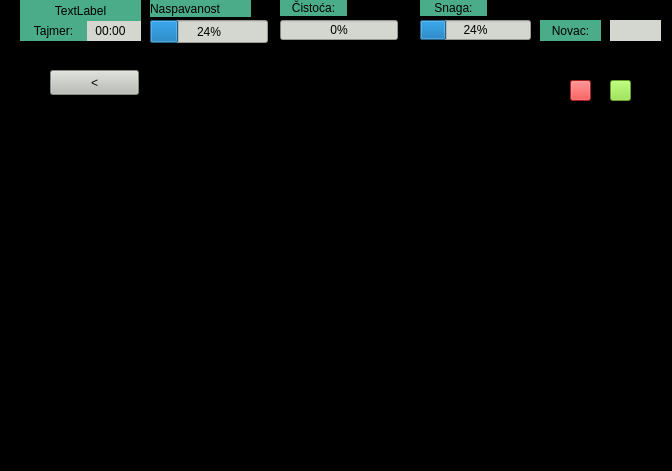
Old version of the form Ljubimac/mainwindow.ui in the repository MATF-RS19/RS030-ljubimac.
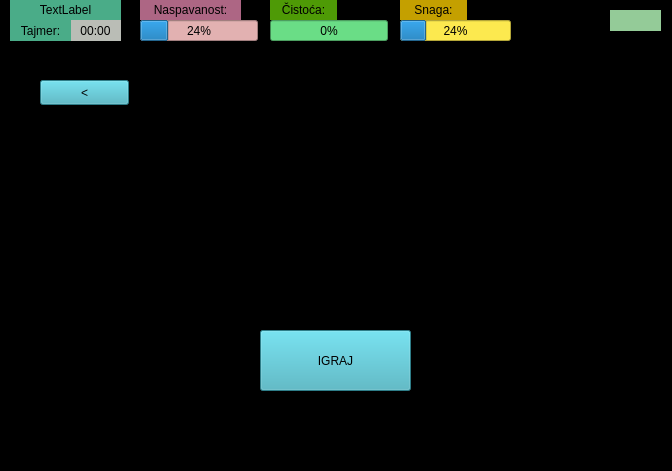
New version of the form. Icons and pictures are not drawn.

```diff
--- a/Ljubimac/mainwindow.ui
+++ b/Ljubimac/mainwindow.ui
@@ -22,15 +22,15 @@
      <rect>
       <x>0</x>
       <y>50</y>
-      <width>671</width>
-      <height>391</height>
+      <width>681</width>
+      <height>411</height>
      </rect>
     </property>
     <property name="styleSheet">
      <string notr="true"/>
     </property>
     <property name="currentIndex">
-     <number>6</number>
+     <number>11</number>
     </property>
     <widget class="QWidget" name="page_kuhinja">
      <property name="styleSheet">
@@ -2558,21 +2558,76 @@
       </property>
      </widget>
     </widget>
+    <widget class="QWidget" name="page_igra3_ulaz">
+     <widget class="QPushButton" name="bt_igraj_3">
+      <property name="geometry">
+       <rect>
+        <x>260</x>
+        <y>280</y>
+        <width>151</width>
+        <height>61</height>
+       </rect>
+      </property>
+      <property name="styleSheet">
+       <string notr="true">background-color: rgb(64, 175, 191);
+font: 75 italic 15pt &quot;Ubuntu Mono&quot;;</string>
+      </property>
+      <property name="text">
+       <string>IGRAJ</string>
+      </property>
+     </widget>
+     <widget class="QPushButton" name="bt_nazad_igra3_ulaz">
+      <property name="geometry">
+       <rect>
+        <x>40</x>
+        <y>30</y>
+        <width>89</width>
+        <height>25</height>
+       </rect>
+      </property>
+      <property name="styleSheet">
+       <string notr="true">background-color: rgb(64, 175, 191);
+font: 75 italic 15pt &quot;Ubuntu Mono&quot;;</string>
+      </property>
+      <property name="text">
+       <string>&lt;</string>
+      </property>
+     </widget>
+     <widget class="QGraphicsView" name="grView_tekst_3">
+      <property name="geometry">
+       <rect>
+        <x>190</x>
+        <y>50</y>
+        <width>271</width>
+        <height>192</height>
+       </rect>
+      </property>
+      <property name="styleSheet">
+       <string notr="true">font: 75 italic 13pt &quot;Ubuntu Mono&quot;;</string>
+      </property>
+      <property name="verticalScrollBarPolicy">
+       <enum>Qt::ScrollBarAlwaysOff</enum>
+      </property>
+      <property name="horizontalScrollBarPolicy">
+       <enum>Qt::ScrollBarAlwaysOff</enum>
+      </property>
+     </widget>
+    </widget>
    </widget>
    <widget class="QProgressBar" name="SnagaBar">
     <property name="geometry">
      <rect>
-      <x>420</x>
+      <x>400</x>
       <y>20</y>
       <width>111</width>
-      <height>20</height>
+      <height>21</height>
      </rect>
     </property>
     <property name="autoFillBackground">
      <bool>false</bool>
     </property>
     <property name="styleSheet">
-     <string notr="true">background-color: rgb(211, 215, 207);
+     <string notr="true">background-color: rgb(252, 233, 79);
 font: 75 italic 12pt &quot;Ubuntu Mono&quot;;</string>
     </property>
     <property name="value">
@@ -2582,14 +2637,14 @@
    <widget class="QLabel" name="label">
     <property name="geometry">
      <rect>
-      <x>420</x>
+      <x>400</x>
       <y>0</y>
       <width>67</width>
-      <height>16</height>
+      <height>20</height>
      </rect>
     </property>
     <property name="styleSheet">
-     <string notr="true">background-color: rgb(74, 172, 136);
+     <string notr="true">background-color: rgb(196, 160, 0);
 font: 75 italic 13pt &quot;Ubuntu Mono&quot;;</string>
     </property>
     <property name="text">
@@ -2602,14 +2657,14 @@
    <widget class="QLabel" name="tajmer">
     <property name="geometry">
      <rect>
-      <x>80</x>
+      <x>70</x>
       <y>20</y>
-      <width>61</width>
+      <width>51</width>
       <height>21</height>
      </rect>
     </property>
     <property name="styleSheet">
-     <string notr="true">background-color: rgb(211, 215, 207);
+     <string notr="true">background-color: rgb(186, 189, 182);
 font: 75 italic 12pt &quot;Ubuntu Mono&quot;;</string>
     </property>
     <property name="text">
@@ -2622,9 +2677,9 @@
    <widget class="QLabel" name="label_3">
     <property name="geometry">
      <rect>
-      <x>20</x>
+      <x>10</x>
       <y>20</y>
-      <width>67</width>
+      <width>61</width>
       <height>21</height>
      </rect>
     </property>
@@ -2642,10 +2697,10 @@
    <widget class="QLabel" name="ime">
     <property name="geometry">
      <rect>
-      <x>20</x>
+      <x>10</x>
       <y>0</y>
-      <width>121</width>
-      <height>21</height>
+      <width>111</width>
+      <height>20</height>
      </rect>
     </property>
     <property name="styleSheet">
@@ -2663,13 +2718,13 @@
     <property name="geometry">
      <rect>
       <x>610</x>
-      <y>20</y>
+      <y>10</y>
       <width>51</width>
       <height>21</height>
      </rect>
     </property>
     <property name="styleSheet">
-     <string notr="true">background-color: rgb(211, 215, 207);
+     <string notr="true">background-color: rgb(148, 203, 152);
 font: 75 italic 12pt &quot;Ubuntu Mono&quot;;</string>
     </property>
     <property name="text">
@@ -2682,18 +2737,18 @@
    <widget class="QLabel" name="fj1_naziv_3">
     <property name="geometry">
      <rect>
-      <x>540</x>
-      <y>20</y>
-      <width>61</width>
-      <height>21</height>
+      <x>520</x>
+      <y>0</y>
+      <width>81</width>
+      <height>51</height>
      </rect>
     </property>
     <property name="styleSheet">
-     <string notr="true">background-color: rgb(74, 172, 136);
-font: 75 italic 13pt &quot;Ubuntu Mono&quot;;</string>
+     <string notr="true">image: url(:/images/novac.jpeg);
+font: 75 italic 15pt &quot;Ubuntu Mono&quot;;</string>
     </property>
     <property name="text">
-     <string>Novac:</string>
+     <string>       :</string>
     </property>
     <property name="alignment">
      <set>Qt::AlignCenter</set>
@@ -2705,14 +2760,14 @@
    <widget class="QProgressBar" name="CistocaBar">
     <property name="geometry">
      <rect>
-      <x>280</x>
+      <x>270</x>
       <y>20</y>
       <width>118</width>
-      <height>20</height>
+      <height>21</height>
      </rect>
     </property>
     <property name="styleSheet">
-     <string notr="true">background-color: rgb(211, 215, 207);
+     <string notr="true">background-color: rgb(106, 221, 134);
 font: 75 italic 12pt &quot;Ubuntu Mono&quot;;</string>
     </property>
     <property name="value">
@@ -2722,14 +2777,14 @@
    <widget class="QLabel" name="label_2">
     <property name="geometry">
      <rect>
-      <x>280</x>
+      <x>270</x>
       <y>0</y>
       <width>67</width>
-      <height>16</height>
+      <height>20</height>
      </rect>
     </property>
     <property name="styleSheet">
-     <string notr="true">background-color: rgb(74, 172, 136);
+     <string notr="true">background-color: rgb(78, 154, 6);
 font: 75 italic 13pt &quot;Ubuntu Mono&quot;;</string>
     </property>
     <property name="text">
@@ -2742,14 +2797,14 @@
    <widget class="QProgressBar" name="naspavanostBar">
     <property name="geometry">
      <rect>
-      <x>150</x>
+      <x>140</x>
       <y>20</y>
       <width>118</width>
-      <height>23</height>
+      <height>21</height>
      </rect>
     </property>
     <property name="styleSheet">
-     <string notr="true">background-color: rgb(211, 215, 207);
+     <string notr="true">background-color: rgb(226, 177, 177);
 font: 75 italic 12pt &quot;Ubuntu Mono&quot;;</string>
     </property>
     <property name="value">
@@ -2759,18 +2814,21 @@
    <widget class="QLabel" name="label_4">
     <property name="geometry">
      <rect>
-      <x>150</x>
+      <x>140</x>
       <y>0</y>
       <width>101</width>
-      <height>17</height>
+      <height>20</height>
      </rect>
     </property>
     <property name="styleSheet">
-     <string notr="true">background-color: rgb(74, 172, 136);
+     <string notr="true">background-color: rgb(173, 102, 132);
 font: 75 italic 13pt &quot;Ubuntu Mono&quot;;</string>
     </property>
     <property name="text">
-     <string>Naspavanost</string>
+     <string>Naspavanost:</string>
+    </property>
+    <property name="alignment">
+     <set>Qt::AlignCenter</set>
     </property>
    </widget>
   </widget>
```
Left out of the diff: 20 changed lines with no effect on the pictures.
